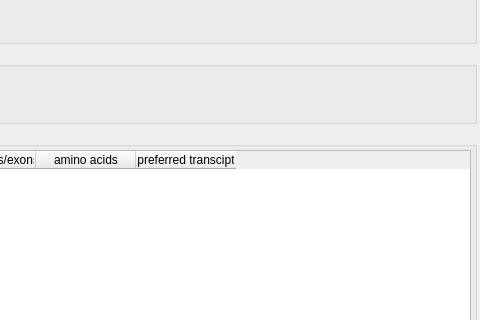
First picture: the form in src/GSvar/GeneWidget.ui, repository imgag/ngs-bits, before the edit; both pictures show x 374 to 854 and y 196 to 516 of the 854 by 757 pixel window.
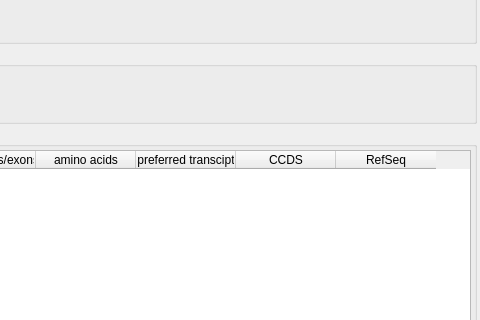
Second picture: the form after the edit. Icons and pictures are not drawn.

Commit message: GSvar: added matching RefSeq/CCDS transcripts to gene tab.

```diff
--- a/src/GSvar/GeneWidget.ui
+++ b/src/GSvar/GeneWidget.ui
@@ -612,6 +612,16 @@
           <string>preferred transcipt</string>
          </property>
         </column>
+        <column>
+         <property name="text">
+          <string>CCDS</string>
+         </property>
+        </column>
+        <column>
+         <property name="text">
+          <string>RefSeq</string>
+         </property>
+        </column>
        </widget>
       </item>
      </layout>
```
The commit also changes 6 other files.
